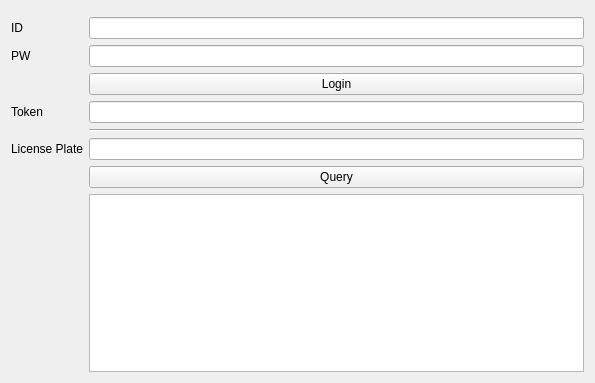
This is exp/comm/qt_client/qt_client/qt_client.ui in berryscone/lgsa_team5 as Qt 5 draws it before an edit. The edited form follows.
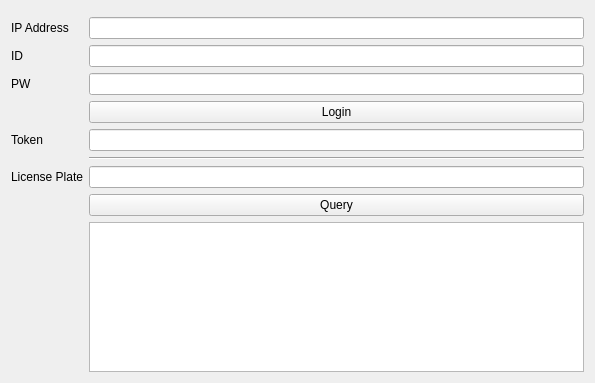
This is the edited form.

Commit message: [Experiment #9, #11] Update c++ qt_client - Add LineEdit widget for URL

The edit to the form file:
```diff
--- a/exp/comm/qt_client/qt_client/qt_client.ui
+++ b/exp/comm/qt_client/qt_client/qt_client.ui
@@ -18,74 +18,84 @@
     <item row="0" column="0">
      <layout class="QFormLayout" name="formLayout"/>
     </item>
-    <item row="1" column="0">
+    <item row="2" column="0">
      <widget class="QLabel" name="label_id">
       <property name="text">
        <string>ID</string>
       </property>
      </widget>
     </item>
-    <item row="1" column="1">
+    <item row="2" column="1">
      <widget class="QLineEdit" name="lineedit_id"/>
     </item>
-    <item row="2" column="0">
+    <item row="3" column="0">
      <widget class="QLabel" name="label_pw">
       <property name="text">
        <string>PW</string>
       </property>
      </widget>
     </item>
-    <item row="2" column="1">
-     <widget class="QLineEdit" name="lineedit_pw"/>
-    </item>
     <item row="3" column="1">
+     <widget class="QLineEdit" name="lineedit_pw"/>
+    </item>
+    <item row="4" column="1">
      <widget class="QPushButton" name="push_login">
       <property name="text">
        <string>Login</string>
       </property>
      </widget>
     </item>
-    <item row="4" column="0">
+    <item row="5" column="0">
      <widget class="QLabel" name="label_token">
       <property name="text">
        <string>Token</string>
       </property>
      </widget>
     </item>
-    <item row="4" column="1">
+    <item row="5" column="1">
      <widget class="QLineEdit" name="lineedit_token">
       <property name="readOnly">
        <bool>true</bool>
       </property>
      </widget>
     </item>
-    <item row="5" column="1">
+    <item row="6" column="1">
      <widget class="Line" name="line">
       <property name="orientation">
        <enum>Qt::Horizontal</enum>
       </property>
      </widget>
     </item>
-    <item row="7" column="0">
+    <item row="8" column="0">
      <widget class="QLabel" name="label_plate">
       <property name="text">
        <string>License Plate</string>
       </property>
      </widget>
     </item>
-    <item row="7" column="1">
-     <widget class="QLineEdit" name="lineedit_plate"/>
-    </item>
     <item row="8" column="1">
+     <widget class="QLineEdit" name="lineedit_plate"/>
+    </item>
+    <item row="9" column="1">
      <widget class="QPushButton" name="push_query">
       <property name="text">
        <string>Query</string>
       </property>
      </widget>
     </item>
-    <item row="9" column="1">
+    <item row="10" column="1">
      <widget class="QPlainTextEdit" name="textedit_response"/>
     </item>
+    <item row="1" column="0">
+     <widget class="QLabel" name="label_ip">
+      <property name="text">
+       <string>IP Address</string>
+      </property>
+     </widget>
+    </item>
+    <item row="1" column="1">
+     <widget class="QLineEdit" name="lineedit_ip"/>
+    </item>
    </layout>
   </widget>
  </widget>
```
The commit also changes 2 other files.
